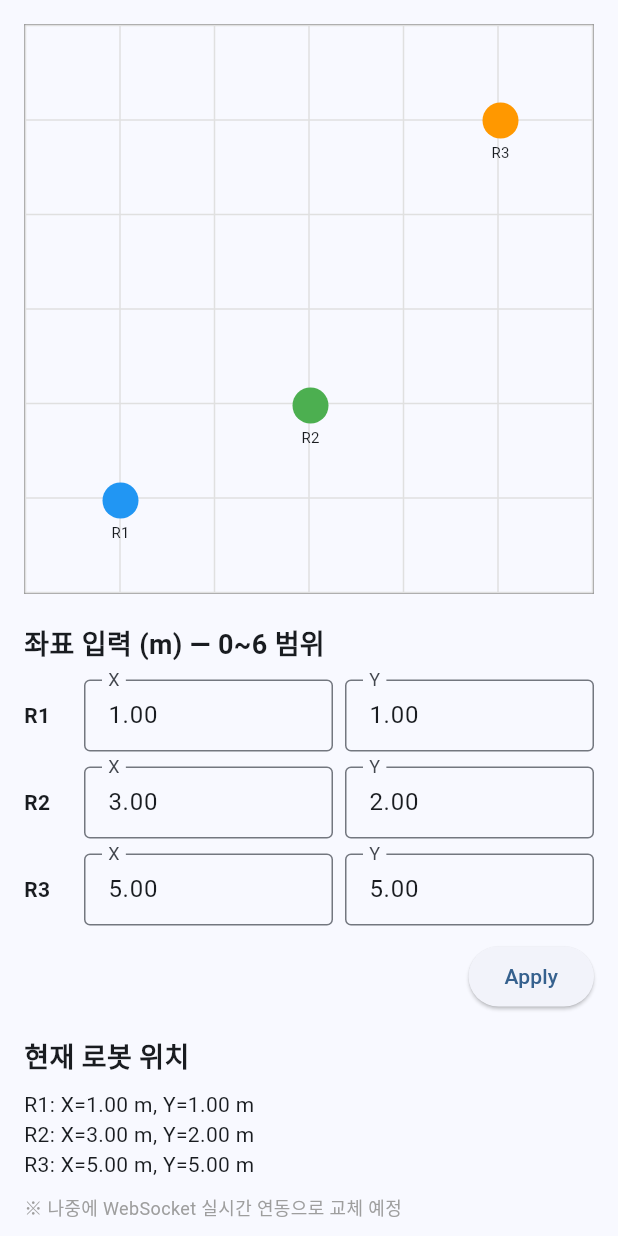
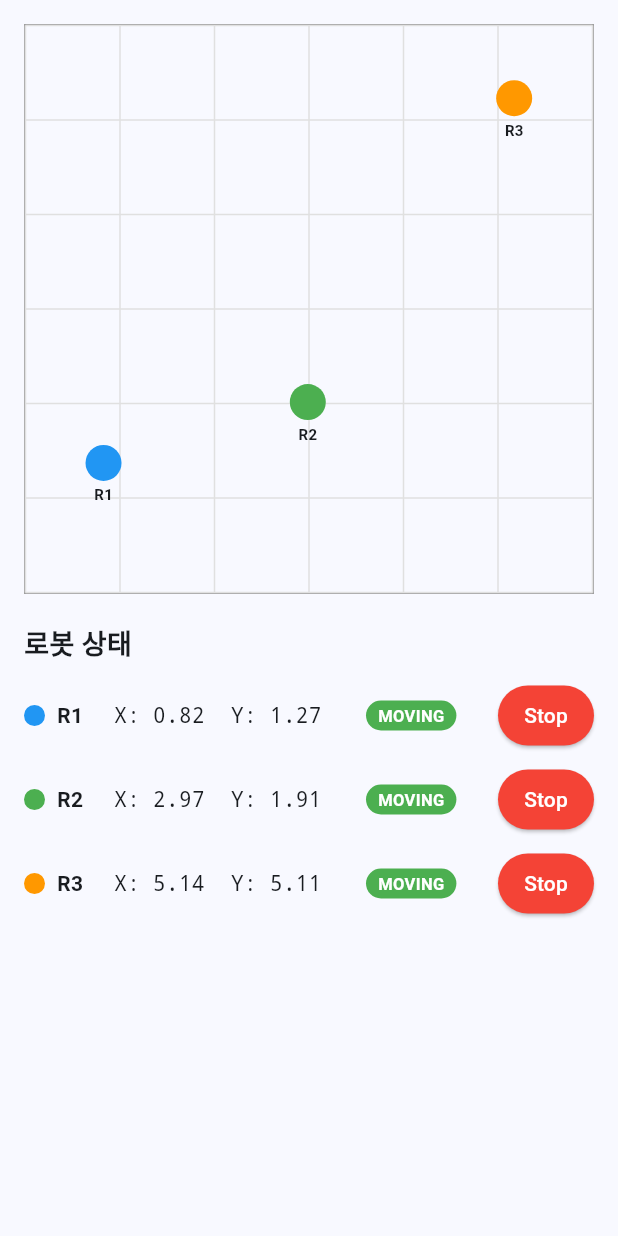
Before and after one commit to hardy-sudo/uwb_robot_viewer, a Flutter app: the RobotScreen widget shown alone on an empty page, opened directly, on a phone screen of 412 x 824 dp. Run offline on Flutter 3.47's test engine with Material 3 defaults, Android fonts, the phone set to English and light mode, and no system bars.

Commit message:
feat: WebSocket 실시간 연동 구조 및 Stop 기능 추가
- RobotData에 RobotStatus enum(moving/stopped) 추가
- RobotService 추상 인터페이스 생성 (stream, sendStop, dispose)
- MockRobotService 구현: 500ms마다 로봇 위치 랜덤 이동, Stop 명령 처리
- RobotScreen: 실시간 위치 표시, MOVING/STOPPED 뱃지, 로봇별 Stop 버튼
- GridOverlay: shouldRepaint 버그 수정

Co-Authored-By: Claude Sonnet 4.6 <noreply@anthropic.com>

```diff
--- a/lib/models/robot_data.dart
+++ b/lib/models/robot_data.dart
@@ -1,4 +1,6 @@
 import 'package:flutter/material.dart';
+
+enum RobotStatus { moving, stopped }
 
 class RobotData {
   RobotData({
@@ -6,10 +8,12 @@ class RobotData {
     required this.color,
     required this.currentX,
     required this.currentY,
+    this.status = RobotStatus.moving,
   });
 
   final String id;
   final Color color;
   double currentX;
   double currentY;
+  RobotStatus status;
 }
--- a/lib/screens/robot_screen.dart
+++ b/lib/screens/robot_screen.dart
@@ -1,5 +1,8 @@
+import 'dart:async';
 import 'package:flutter/material.dart';
 import '../models/robot_data.dart';
+import '../services/mock_robot_service.dart';
+import '../services/robot_service.dart';
 import '../widgets/robot_dot.dart';
 import '../widgets/grid_overlay.dart';
 
@@ -12,85 +15,132 @@ class RobotScreen extends StatefulWidget {
 class _RobotScreenState extends State<RobotScreen> {
   final double maxX = 6.0;
   final double maxY = 6.0;
-  late final List<RobotData> robots;
-  late final Map<String, TextEditingController> xCtrl, yCtrl;
+
+  late final RobotService _service;
+  late final StreamSubscription<List<RobotData>> _sub;
+  List<RobotData> _robots = [];
 
   @override
   void initState() {
     super.initState();
-    robots = [
-      RobotData(id: 'R1', color: Colors.blue,   currentX: 1.0, currentY: 1.0),
-      RobotData(id: 'R2', color: Colors.green,  currentX: 3.0, currentY: 2.0),
-      RobotData(id: 'R3', color: Colors.orange, currentX: 5.0, currentY: 5.0),
-    ];
-    xCtrl = { for (final r in robots) r.id: TextEditingController(text: r.currentX.toStringAsFixed(2)) };
-    yCtrl = { for (final r in robots) r.id: TextEditingController(text: r.currentY.toStringAsFixed(2)) };
+    // TODO: 실제 WebSocket 준비되면 WebSocketRobotService()로 교체
+    _service = MockRobotService();
+    _sub = _service.stream.listen((robots) {
+      setState(() => _robots = robots);
+    });
   }
 
   @override
   void dispose() {
-    for (final c in xCtrl.values) c.dispose();
-    for (final c in yCtrl.values) c.dispose();
+    _sub.cancel();
+    _service.dispose();
     super.dispose();
-  }
-
-  void _apply() {
-    setState(() {
-      for (final r in robots) {
-        final x = double.tryParse(xCtrl[r.id]!.text);
-        final y = double.tryParse(yCtrl[r.id]!.text);
-        if (x != null) r.currentX = x.clamp(0.0, maxX);
-        if (y != null) r.currentY = y.clamp(0.0, maxY);
-        xCtrl[r.id]!.text = r.currentX.toStringAsFixed(2);
-        yCtrl[r.id]!.text = r.currentY.toStringAsFixed(2);
-      }
-    });
   }
 
   @override
   Widget build(BuildContext context) {
     return SingleChildScrollView(
-      child: Padding(padding: const EdgeInsets.all(16),
-        child: Column(crossAxisAlignment: CrossAxisAlignment.stretch, children: [
-          AspectRatio(aspectRatio: 1, child: LayoutBuilder(builder: (context, constraints) {
-            final w = constraints.maxWidth, h = constraints.maxHeight;
+      child: Padding(
+        padding: const EdgeInsets.all(16),
+        child: Column(
+          crossAxisAlignment: CrossAxisAlignment.stretch,
+          children: [
+            // 지도
+            AspectRatio(
+              aspectRatio: 1,
+              child: LayoutBuilder(builder: (context, constraints) {
+                final w = constraints.maxWidth;
+                final h = constraints.maxHeight;
                 return Container(
                   decoration: BoxDecoration(border: Border.all(color: Colors.grey)),
                   child: Stack(children: [
                     Positioned.fill(child: GridOverlay(maxX: maxX, maxY: maxY)),
-                for (final r in robots) _marker(r, w, h),
-              ]));
-          })),
+                    for (final r in _robots) _marker(r, w, h),
+                  ]),
+                );
+              }),
+            ),
             const SizedBox(height: 20),
-          const Text('좌표 입력 (m) — 0~6 범위', style: TextStyle(fontSize: 18, fontWeight: FontWeight.bold)),
+            const Text('로봇 상태', style: TextStyle(fontSize: 18, fontWeight: FontWeight.bold)),
             const SizedBox(height: 10),
-          for (final r in robots) Padding(padding: const EdgeInsets.only(bottom: 10),
-            child: Row(children: [
-              SizedBox(width: 40, child: Text(r.id, style: const TextStyle(fontWeight: FontWeight.w600))),
-              Expanded(child: TextField(controller: xCtrl[r.id], keyboardType: const TextInputType.numberWithOptions(decimal: true), decoration: const InputDecoration(labelText: 'X', isDense: true, border: OutlineInputBorder()))),
-              const SizedBox(width: 8),
-              Expanded(child: TextField(controller: yCtrl[r.id], keyboardType: const TextInputType.numberWithOptions(decimal: true), decoration: const InputDecoration(labelText: 'Y', isDense: true, border: OutlineInputBorder()))),
-            ])),
-          Align(alignment: Alignment.centerRight, child: ElevatedButton(onPressed: _apply, child: const Text('Apply'))),
-          const SizedBox(height: 16),
-          const Text('현재 로봇 위치', style: TextStyle(fontSize: 18, fontWeight: FontWeight.bold)),
-          const SizedBox(height: 8),
-          ...robots.map((r) => Text('${r.id}: X=${r.currentX.toStringAsFixed(2)} m, Y=${r.currentY.toStringAsFixed(2)} m')),
-          const SizedBox(height: 10),
-          const Text('※ 나중에 WebSocket 실시간 연동으로 교체 예정', style: TextStyle(fontSize: 12, color: Colors.grey)),
-        ]),
+            if (_robots.isEmpty)
+              const Center(child: CircularProgressIndicator())
+            else
+              for (final r in _robots) _statusTile(r),
+          ],
+        ),
       ),
     );
   }
 
+  Widget _statusTile(RobotData r) {
+    final isStopped = r.status == RobotStatus.stopped;
+    return Padding(
+      padding: const EdgeInsets.only(bottom: 8),
+      child: Row(children: [
+        // 로봇 색상 인디케이터
+        Container(
+          width: 14, height: 14,
+          decoration: BoxDecoration(shape: BoxShape.circle, color: r.color),
+        ),
+        const SizedBox(width: 8),
+        SizedBox(width: 30, child: Text(r.id, style: const TextStyle(fontWeight: FontWeight.w600))),
+        const SizedBox(width: 8),
+        // 좌표
+        SizedBox(
+          width: 160,
+          child: Text(
+            'X: ${r.currentX.toStringAsFixed(2)}  Y: ${r.currentY.toStringAsFixed(2)}',
+            style: const TextStyle(fontFamily: 'monospace'),
+          ),
+        ),
+        const SizedBox(width: 8),
+        // 상태 뱃지
+        Container(
+          padding: const EdgeInsets.symmetric(horizontal: 8, vertical: 2),
+          decoration: BoxDecoration(
+            color: isStopped ? Colors.red : Colors.green,
+            borderRadius: BorderRadius.circular(12),
+          ),
+          child: Text(
+            isStopped ? 'STOPPED' : 'MOVING',
+            style: const TextStyle(color: Colors.white, fontSize: 11, fontWeight: FontWeight.bold),
+          ),
+        ),
+        const Spacer(),
+        // Stop 버튼
+        ElevatedButton(
+          onPressed: isStopped ? null : () => _service.sendStop(r.id),
+          style: ElevatedButton.styleFrom(
+            backgroundColor: Colors.red,
+            foregroundColor: Colors.white,
+            disabledBackgroundColor: Colors.grey.shade300,
+            padding: const EdgeInsets.symmetric(horizontal: 16, vertical: 8),
+          ),
+          child: const Text('Stop'),
+        ),
+      ]),
+    );
+  }
+
   Widget _marker(RobotData r, double w, double h) {
+    const dotSize = 24.0;
+    const labelHeight = 14.0;
+    const spacing = 2.0;
+    const totalHeight = dotSize + spacing + labelHeight;
+    final isStopped = r.status == RobotStatus.stopped;
+
     return Positioned(
-      left: (r.currentX / maxX) * w - 12,
-      top: (1 - r.currentY / maxY) * h - 12,
+      left: (r.currentX / maxX) * w - dotSize / 2,
+      top: (1 - r.currentY / maxY) * h - totalHeight / 2,
       child: Column(mainAxisSize: MainAxisSize.min, children: [
-        RobotDot(color: r.color),
-        const SizedBox(height: 2),
-        Text(r.id, style: const TextStyle(fontSize: 10)),
-      ]));
+        Stack(alignment: Alignment.center, children: [
+          RobotDot(color: isStopped ? Colors.grey : r.color),
+          if (isStopped) const Icon(Icons.stop, color: Colors.white, size: 14),
+        ]),
+        const SizedBox(height: spacing),
+        Text(r.id, style: const TextStyle(fontSize: 10, fontWeight: FontWeight.bold)),
+      ]),
+    );
   }
 }
--- /dev/null
+++ b/lib/services/mock_robot_service.dart
@@ -0,0 +1,49 @@
+import 'dart:async';
+import 'dart:math';
+import 'package:flutter/material.dart';
+import '../models/robot_data.dart';
+import 'robot_service.dart';
+
+class MockRobotService implements RobotService {
+  final _controller = StreamController<List<RobotData>>.broadcast();
+  final _random = Random();
+  late final Timer _timer;
+
+  final List<RobotData> _robots = [
+    RobotData(id: 'R1', color: Colors.blue,   currentX: 1.0, currentY: 1.0),
+    RobotData(id: 'R2', color: Colors.green,  currentX: 3.0, currentY: 2.0),
+    RobotData(id: 'R3', color: Colors.orange, currentX: 5.0, currentY: 5.0),
+  ];
+
+  MockRobotService() {
+    // 500ms마다 moving 상태 로봇 위치 랜덤 이동
+    _timer = Timer.periodic(const Duration(milliseconds: 500), (_) => _tick());
+  }
+
+  void _tick() {
+    for (final r in _robots) {
+      if (r.status == RobotStatus.stopped) continue;
+      r.currentX = (r.currentX + (_random.nextDouble() - 0.5) * 0.3).clamp(0.0, 6.0);
+      r.currentY = (r.currentY + (_random.nextDouble() - 0.5) * 0.3).clamp(0.0, 6.0);
+    }
+    _controller.add(List.from(_robots));
+  }
+
+  @override
+  Stream<List<RobotData>> get stream => _controller.stream;
+
+  /// 나중에 실제 WebSocket으로 교체:
+  /// _channel.sink.add(jsonEncode({'cmd': 'stop', 'id': robotId}));
+  @override
+  void sendStop(String robotId) {
+    final robot = _robots.firstWhere((r) => r.id == robotId);
+    robot.status = RobotStatus.stopped;
+    _controller.add(List.from(_robots));
+  }
+
+  @override
+  void dispose() {
+    _timer.cancel();
+    _controller.close();
+  }
+}
--- /dev/null
+++ b/lib/services/robot_service.dart
@@ -0,0 +1,11 @@
+import '../models/robot_data.dart';
+
+abstract class RobotService {
+  /// 로봇 목록 실시간 스트림
+  Stream<List<RobotData>> get stream;
+
+  /// 특정 로봇에 정지 명령 전송
+  void sendStop(String robotId);
+
+  void dispose();
+}
--- a/lib/widgets/grid_overlay.dart
+++ b/lib/widgets/grid_overlay.dart
@@ -33,5 +33,6 @@ class _GridPainter extends CustomPainter {
   }
 
   @override
-  bool shouldRepaint(covariant CustomPainter oldDelegate) => false;
+  bool shouldRepaint(covariant _GridPainter oldDelegate) =>
+      oldDelegate.maxX != maxX || oldDelegate.maxY != maxY;
 }
```
Lines whose indentation alone changed are shown as unchanged.
